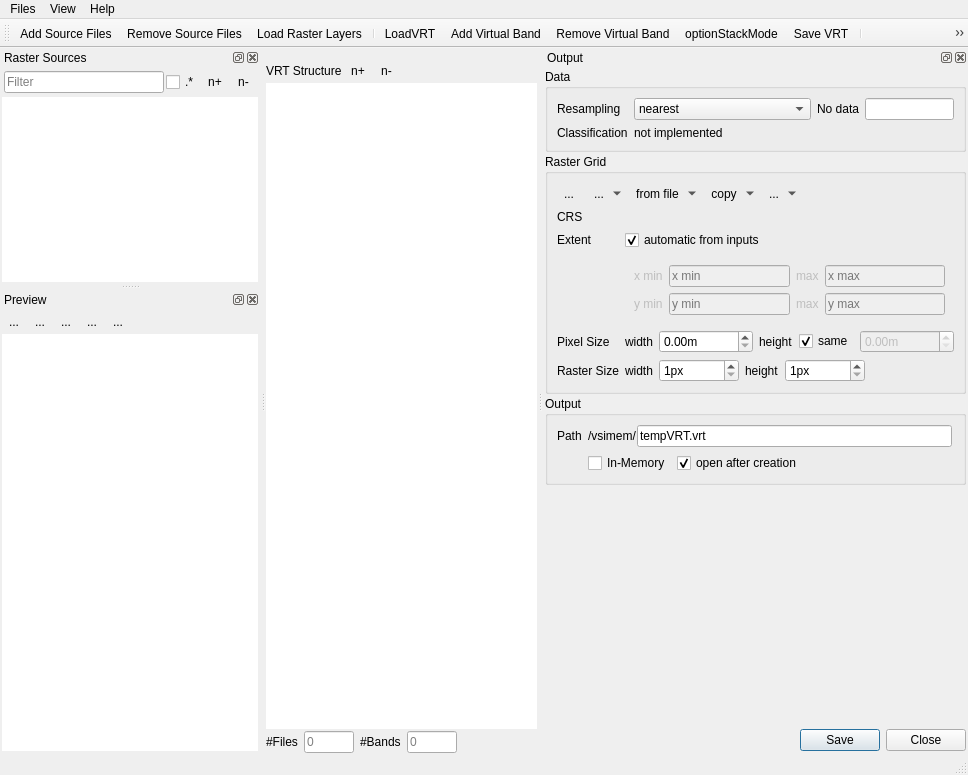
First picture: the form in vrtbuilder/ui/vrtbuilder.ui, repository jakimowb/virtual-raster-builder, before the edit.
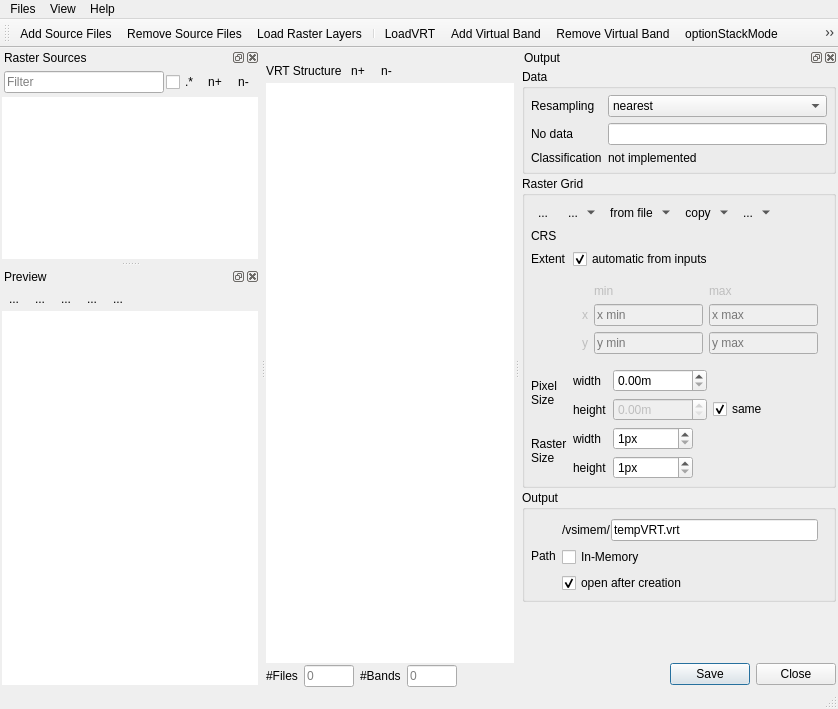
Second picture: the form after the edit. Icons and pictures are not drawn. Custom widgets are drawn as their Qt base class.

Commit message: vrtbuilder.ui connected signal

```diff
--- a/vrtbuilder/ui/vrtbuilder.ui
+++ b/vrtbuilder/ui/vrtbuilder.ui
@@ -6,8 +6,8 @@
    <rect>
     <x>0</x>
     <y>0</y>
-    <width>968</width>
-    <height>775</height>
+    <width>838</width>
+    <height>709</height>
    </rect>
   </property>
   <property name="windowTitle">
@@ -89,7 +89,7 @@
           <string>n+</string>
          </property>
          <property name="icon">
-          <iconset resource="../../../QGIS/images/images.qrc">
+          <iconset resource="../../../../QGIS/images/images.qrc">
            <normaloff>:/images/themes/default/mActionExpandTree.svg</normaloff>:/images/themes/default/mActionExpandTree.svg</iconset>
          </property>
          <property name="autoRaise">
@@ -106,7 +106,7 @@
           <string>n-</string>
          </property>
          <property name="icon">
-          <iconset resource="../../../QGIS/images/images.qrc">
+          <iconset resource="../../../../QGIS/images/images.qrc">
            <normaloff>:/images/themes/default/mActionCollapseTree.svg</normaloff>:/images/themes/default/mActionCollapseTree.svg</iconset>
          </property>
          <property name="autoRaise">
@@ -310,8 +310,8 @@
     <rect>
      <x>0</x>
      <y>0</y>
-     <width>968</width>
-     <height>26</height>
+     <width>838</width>
+     <height>21</height>
     </rect>
    </property>
    <widget class="QMenu" name="menuSources">
@@ -414,7 +414,7 @@
           <string>n+</string>
          </property>
          <property name="icon">
-          <iconset resource="../../../QGIS/images/images.qrc">
+          <iconset resource="../../../../QGIS/images/images.qrc">
            <normaloff>:/images/themes/default/mActionExpandTree.svg</normaloff>:/images/themes/default/mActionExpandTree.svg</iconset>
          </property>
          <property name="autoRaise">
@@ -431,7 +431,7 @@
           <string>n-</string>
          </property>
          <property name="icon">
-          <iconset resource="../../../QGIS/images/images.qrc">
+          <iconset resource="../../../../QGIS/images/images.qrc">
            <normaloff>:/images/themes/default/mActionCollapseTree.svg</normaloff>:/images/themes/default/mActionCollapseTree.svg</iconset>
          </property>
          <property name="autoRaise">
@@ -497,6 +497,12 @@
    </widget>
   </widget>
   <widget class="QDockWidget" name="dockOutput">
+   <property name="minimumSize">
+    <size>
+     <width>318</width>
+     <height>554</height>
+    </size>
+   </property>
    <property name="windowTitle">
     <string>Output</string>
    </property>
@@ -531,7 +537,22 @@
        <property name="title">
         <string>Data</string>
        </property>
-       <layout class="QGridLayout" name="gridLayout_3" columnstretch="0,2,0,1">
+       <layout class="QGridLayout" name="gridLayout_3" columnstretch="0,2">
+        <property name="leftMargin">
+         <number>6</number>
+        </property>
+        <property name="topMargin">
+         <number>6</number>
+        </property>
+        <property name="rightMargin">
+         <number>6</number>
+        </property>
+        <property name="bottomMargin">
+         <number>6</number>
+        </property>
+        <property name="spacing">
+         <number>6</number>
+        </property>
         <item row="0" column="0">
          <widget class="QLabel" name="label_7">
           <property name="text">
@@ -592,14 +613,14 @@
           </property>
          </widget>
         </item>
-        <item row="0" column="2">
+        <item row="1" column="0">
          <widget class="QLabel" name="label_6">
           <property name="text">
            <string>No data</string>
           </property>
          </widget>
         </item>
-        <item row="0" column="3">
+        <item row="1" column="1">
          <widget class="QLineEdit" name="tbNoData">
           <property name="readOnly">
            <bool>false</bool>
@@ -627,8 +648,23 @@
         <string>Raster Grid</string>
        </property>
        <layout class="QFormLayout" name="formLayout_2">
+        <property name="horizontalSpacing">
+         <number>6</number>
+        </property>
+        <property name="verticalSpacing">
+         <number>6</number>
+        </property>
+        <property name="leftMargin">
+         <number>6</number>
+        </property>
         <property name="topMargin">
-         <number>9</number>
+         <number>6</number>
+        </property>
+        <property name="rightMargin">
+         <number>6</number>
+        </property>
+        <property name="bottomMargin">
+         <number>6</number>
         </property>
         <item row="0" column="0" colspan="2">
          <layout class="QHBoxLayout" name="horizontalLayout_6">
@@ -749,7 +785,7 @@
             <property name="sizeHint" stdset="0">
              <size>
               <width>0</width>
-              <height>20</height>
+              <height>0</height>
              </size>
             </property>
            </spacer>
@@ -805,48 +841,41 @@
            <bool>false</bool>
           </property>
           <layout class="QGridLayout" name="gridLayout">
-           <item row="2" column="3">
-            <widget class="QLabel" name="label_13">
-             <property name="text">
-              <string>max</string>
-             </property>
-            </widget>
-           </item>
-           <item row="1" column="4">
-            <widget class="QLineEdit" name="tbBoundsXMax">
-             <property name="placeholderText">
-              <string>x max</string>
-             </property>
-            </widget>
-           </item>
-           <item row="1" column="3">
-            <widget class="QLabel" name="label_12">
-             <property name="text">
-              <string>max</string>
-             </property>
-            </widget>
-           </item>
-           <item row="2" column="2">
-            <widget class="QLineEdit" name="tbBoundsYMin">
-             <property name="placeholderText">
-              <string>y min</string>
-             </property>
-            </widget>
-           </item>
            <item row="2" column="1">
             <widget class="QLabel" name="label_11">
              <property name="text">
-              <string>y min</string>
+              <string>y</string>
              </property>
             </widget>
            </item>
-           <item row="2" column="4">
+           <item row="1" column="3">
+            <widget class="QLineEdit" name="tbBoundsXMax">
+             <property name="placeholderText">
+              <string>x max</string>
+             </property>
+            </widget>
+           </item>
+           <item row="2" column="3">
             <widget class="QLineEdit" name="tbBoundsYMax">
              <property name="placeholderText">
               <string>y max</string>
              </property>
             </widget>
            </item>
+           <item row="0" column="3">
+            <widget class="QLabel" name="label_22">
+             <property name="text">
+              <string>max</string>
+             </property>
+            </widget>
+           </item>
+           <item row="0" column="2">
+            <widget class="QLabel" name="label_23">
+             <property name="text">
+              <string>min</string>
+             </property>
+            </widget>
+           </item>
            <item row="1" column="2">
             <widget class="QLineEdit" name="tbBoundsXMin">
              <property name="placeholderText">
@@ -854,10 +883,17 @@
              </property>
             </widget>
            </item>
+           <item row="2" column="2">
+            <widget class="QLineEdit" name="tbBoundsYMin">
+             <property name="placeholderText">
+              <string>y min</string>
+             </property>
+            </widget>
+           </item>
            <item row="1" column="1">
             <widget class="QLabel" name="label_10">
              <property name="text">
-              <string>x min</string>
+              <string>x</string>
              </property>
             </widget>
            </item>
@@ -867,7 +903,7 @@
         <item row="4" column="0">
          <widget class="QLabel" name="label_3">
           <property name="text">
-           <string>Pixel Size</string>
+           <string>&lt;html&gt;&lt;head/&gt;&lt;body&gt;&lt;p&gt;Pixel&lt;br/&gt;Size&lt;/p&gt;&lt;/body&gt;&lt;/html&gt;</string>
           </property>
          </widget>
         </item>
@@ -875,7 +911,7 @@
          <widget class="QFrame" name="framePixelSize">
           <property name="minimumSize">
            <size>
-            <width>50</width>
+            <width>0</width>
             <height>0</height>
            </size>
           </property>
@@ -885,7 +921,7 @@
           <property name="frameShadow">
            <enum>QFrame::Raised</enum>
           </property>
-          <layout class="QHBoxLayout" name="horizontalLayout_12">
+          <layout class="QGridLayout" name="gridLayout_2">
            <property name="leftMargin">
             <number>0</number>
            </property>
@@ -898,18 +934,18 @@
            <property name="bottomMargin">
             <number>0</number>
            </property>
-           <item>
+           <item row="0" column="0">
             <widget class="QLabel" name="label_4">
              <property name="text">
               <string>width</string>
              </property>
             </widget>
            </item>
-           <item>
+           <item row="0" column="1">
             <widget class="QDoubleSpinBox" name="sbResolutionX">
              <property name="minimumSize">
               <size>
-               <width>25</width>
+               <width>10</width>
                <height>0</height>
               </size>
              </property>
@@ -927,24 +963,27 @@
              </property>
             </widget>
            </item>
-           <item>
+           <item row="0" column="5">
+            <spacer name="horizontalSpacer_6">
+             <property name="orientation">
+              <enum>Qt::Horizontal</enum>
+             </property>
+             <property name="sizeHint" stdset="0">
+              <size>
+               <width>0</width>
+               <height>0</height>
+              </size>
+             </property>
+            </spacer>
+           </item>
+           <item row="1" column="0">
             <widget class="QLabel" name="label_5">
              <property name="text">
               <string>height</string>
              </property>
             </widget>
            </item>
-           <item>
-            <widget class="QCheckBox" name="cbLinkResolutionXY">
-             <property name="text">
-              <string>same</string>
-             </property>
-             <property name="checked">
-              <bool>true</bool>
-             </property>
-            </widget>
-           </item>
-           <item>
+           <item row="1" column="1">
             <widget class="QDoubleSpinBox" name="sbResolutionY">
              <property name="enabled">
               <bool>false</bool>
@@ -957,7 +996,7 @@
              </property>
              <property name="minimumSize">
               <size>
-               <width>25</width>
+               <width>10</width>
                <height>0</height>
               </size>
              </property>
@@ -975,18 +1014,15 @@
              </property>
             </widget>
            </item>
-           <item>
-            <spacer name="horizontalSpacer_6">
-             <property name="orientation">
-              <enum>Qt::Horizontal</enum>
+           <item row="1" column="2">
+            <widget class="QCheckBox" name="cbLinkResolutionXY">
+             <property name="text">
+              <string>same</string>
              </property>
-             <property name="sizeHint" stdset="0">
-              <size>
-               <width>0</width>
-               <height>20</height>
-              </size>
+             <property name="checked">
+              <bool>true</bool>
              </property>
-            </spacer>
+            </widget>
            </item>
           </layout>
          </widget>
@@ -994,7 +1030,7 @@
         <item row="5" column="0">
          <widget class="QLabel" name="label_18">
           <property name="text">
-           <string>Raster Size</string>
+           <string>&lt;html&gt;&lt;head/&gt;&lt;body&gt;&lt;p&gt;Raster&lt;br/&gt;Size&lt;/p&gt;&lt;/body&gt;&lt;/html&gt;</string>
           </property>
          </widget>
         </item>
@@ -1006,7 +1042,7 @@
           <property name="frameShadow">
            <enum>QFrame::Raised</enum>
           </property>
-          <layout class="QHBoxLayout" name="horizontalLayout_3">
+          <layout class="QGridLayout" name="gridLayout_5">
            <property name="leftMargin">
             <number>0</number>
            </property>
@@ -1019,14 +1055,33 @@
            <property name="bottomMargin">
             <number>0</number>
            </property>
-           <item>
+           <item row="1" column="1">
+            <widget class="QSpinBox" name="sbRasterHeight">
+             <property name="minimumSize">
+              <size>
+               <width>25</width>
+               <height>0</height>
+              </size>
+             </property>
+             <property name="suffix">
+              <string>px</string>
+             </property>
+             <property name="minimum">
+              <number>1</number>
+             </property>
+             <property name="maximum">
+              <number>999999999</number>
+             </property>
+            </widget>
+           </item>
+           <item row="0" column="0">
             <widget class="QLabel" name="label_19">
              <property name="text">
               <string>width</string>
              </property>
             </widget>
            </item>
-           <item>
+           <item row="0" column="1">
             <widget class="QSpinBox" name="sbRasterWidth">
              <property name="minimumSize">
               <size>
@@ -1051,33 +1106,14 @@
              </property>
             </widget>
            </item>
-           <item>
+           <item row="1" column="0">
             <widget class="QLabel" name="label_20">
              <property name="text">
               <string>height</string>
              </property>
             </widget>
            </item>
-           <item>
-            <widget class="QSpinBox" name="sbRasterHeight">
-             <property name="minimumSize">
-              <size>
-               <width>25</width>
-               <height>0</height>
-              </size>
-             </property>
-             <property name="suffix">
-              <string>px</string>
-             </property>
-             <property name="minimum">
-              <number>1</number>
-             </property>
-             <property name="maximum">
-              <number>999999999</number>
-             </property>
-            </widget>
-           </item>
-           <item>
+           <item row="0" column="4">
             <spacer name="horizontalSpacer_3">
              <property name="orientation">
               <enum>Qt::Horizontal</enum>
@@ -1085,7 +1121,7 @@
              <property name="sizeHint" stdset="0">
               <size>
                <width>0</width>
-               <height>20</height>
+               <height>0</height>
               </size>
              </property>
             </spacer>
@@ -1108,15 +1144,15 @@
         <string>Output</string>
        </property>
        <layout class="QGridLayout" name="gridLayout_4">
+        <property name="leftMargin">
+         <number>6</number>
+        </property>
         <property name="bottomMargin">
-         <number>9</number>
+         <number>6</number>
         </property>
         <item row="0" column="1">
-         <layout class="QHBoxLayout" name="horizontalLayout_10">
-          <property name="spacing">
-           <number>2</number>
-          </property>
-          <item>
+         <layout class="QGridLayout" name="gridLayout_6">
+          <item row="0" column="0">
            <widget class="QFrame" name="frameInMemoryPath">
             <property name="frameShape">
              <enum>QFrame::NoFrame</enum>
@@ -1160,7 +1196,7 @@
             </layout>
            </widget>
           </item>
-          <item>
+          <item row="0" column="1">
            <widget class="QgsFileWidget" name="mQgsFileWidget">
             <property name="enabled">
              <bool>true</bool>
@@ -1182,24 +1218,14 @@
             </property>
            </widget>
           </item>
-         </layout>
-        </item>
-        <item row="1" column="1">
-         <layout class="QHBoxLayout" name="horizontalLayout_5">
-          <property name="spacing">
-           <number>6</number>
-          </property>
-          <property name="bottomMargin">
-           <number>0</number>
-          </property>
-          <item>
+          <item row="1" column="0" colspan="2">
            <widget class="QCheckBox" name="cbInMemoryOutput">
             <property name="text">
              <string>In-Memory</string>
             </property>
            </widget>
           </item>
-          <item>
+          <item row="2" column="0" colspan="2">
            <widget class="QCheckBox" name="cbAddToMap">
             <property name="text">
              <string>open after creation</string>
@@ -1209,19 +1235,6 @@
             </property>
            </widget>
           </item>
-          <item>
-           <spacer name="horizontalSpacer_8">
-            <property name="orientation">
-             <enum>Qt::Horizontal</enum>
-            </property>
-            <property name="sizeHint" stdset="0">
-             <size>
-              <width>0</width>
-              <height>0</height>
-             </size>
-            </property>
-           </spacer>
-          </item>
          </layout>
         </item>
         <item row="0" column="0">
@@ -1229,6 +1242,9 @@
           <property name="text">
            <string>Path</string>
           </property>
+          <property name="alignment">
+           <set>Qt::AlignLeading|Qt::AlignLeft|Qt::AlignVCenter</set>
+          </property>
          </widget>
         </item>
        </layout>
@@ -1241,8 +1257,8 @@
        </property>
        <property name="sizeHint" stdset="0">
         <size>
-         <width>20</width>
-         <height>40</height>
+         <width>0</width>
+         <height>0</height>
         </size>
        </property>
       </spacer>
@@ -1295,7 +1311,7 @@
           <string>...</string>
          </property>
          <property name="icon">
-          <iconset resource="../../../QGIS/images/images.qrc">
+          <iconset resource="../../../../QGIS/images/images.qrc">
            <normaloff>:/images/themes/default/mActionZoomIn.svg</normaloff>:/images/themes/default/mActionZoomIn.svg</iconset>
          </property>
          <property name="autoRaise">
@@ -1309,7 +1325,7 @@
           <string>...</string>
          </property>
          <property name="icon">
-          <iconset resource="../../../QGIS/images/images.qrc">
+          <iconset resource="../../../../QGIS/images/images.qrc">
            <normaloff>:/images/themes/default/mActionZoomOut.svg</normaloff>:/images/themes/default/mActionZoomOut.svg</iconset>
          </property>
          <property name="autoRaise">
@@ -1323,7 +1339,7 @@
           <string>...</string>
          </property>
          <property name="icon">
-          <iconset resource="../../../QGIS/images/images.qrc">
+          <iconset resource="../../../../QGIS/images/images.qrc">
            <normaloff>:/images/themes/default/mActionZoomFullExtent.svg</normaloff>:/images/themes/default/mActionZoomFullExtent.svg</iconset>
          </property>
          <property name="autoRaise">
@@ -1337,7 +1353,7 @@
           <string>...</string>
          </property>
          <property name="icon">
-          <iconset resource="../../../QGIS/images/images.qrc">
+          <iconset resource="../../../../QGIS/images/images.qrc">
            <normaloff>:/images/themes/default/mActionPan.svg</normaloff>:/images/themes/default/mActionPan.svg</iconset>
          </property>
          <property name="autoRaise">
@@ -1534,7 +1550,7 @@
   </action>
   <action name="actionPan">
    <property name="icon">
-    <iconset resource="../../../QGIS/images/images.qrc">
+    <iconset resource="../../../../QGIS/images/images.qrc">
      <normaloff>:/images/themes/default/mActionPan.svg</normaloff>:/images/themes/default/mActionPan.svg</iconset>
    </property>
    <property name="text">
@@ -1546,7 +1562,7 @@
   </action>
   <action name="actionZoomIn">
    <property name="icon">
-    <iconset resource="../../../QGIS/images/images.qrc">
+    <iconset resource="../../../../QGIS/images/images.qrc">
      <normaloff>:/images/themes/default/mActionZoomIn.svg</normaloff>:/images/themes/default/mActionZoomIn.svg</iconset>
    </property>
    <property name="text">
@@ -1558,7 +1574,7 @@
   </action>
   <action name="actionZoomOut">
    <property name="icon">
-    <iconset resource="../../../QGIS/images/images.qrc">
+    <iconset resource="../../../../QGIS/images/images.qrc">
      <normaloff>:/images/themes/default/mActionZoomOut.svg</normaloff>:/images/themes/default/mActionZoomOut.svg</iconset>
    </property>
    <property name="text">
@@ -1570,7 +1586,7 @@
   </action>
   <action name="actionZoomFullExtent">
    <property name="icon">
-    <iconset resource="../../../QGIS/images/images.qrc">
+    <iconset resource="../../../../QGIS/images/images.qrc">
      <normaloff>:/images/themes/default/mActionZoomFullExtent.svg</normaloff>:/images/themes/default/mActionZoomFullExtent.svg</iconset>
    </property>
    <property name="text">
@@ -1591,7 +1607,7 @@
   </action>
   <action name="actionSaveVRT">
    <property name="icon">
-    <iconset resource="../../../QGIS/images/images.qrc">
+    <iconset resource="../../../../QGIS/images/images.qrc">
      <normaloff>:/images/themes/default/mActionFileSave.svg</normaloff>:/images/themes/default/mActionFileSave.svg</iconset>
    </property>
    <property name="text">
@@ -1659,14 +1675,8 @@
    </property>
   </action>
   <zorder>dockSources</zorder>
-  <zorder>dockWidget</zorder>
-  <zorder>dockWidget_2</zorder>
-  <zorder>dockStructure</zorder>
   <zorder>dockOutput</zorder>
-  <zorder>dockWidget_4</zorder>
-  <zorder>dockWidget_3</zorder>
   <zorder>dockPreview</zorder>
-  <zorder>dockWidget_6</zorder>
  </widget>
  <customwidgets>
   <customwidget>
```
Left out of the diff: 21 changed lines with no effect on the pictures.
